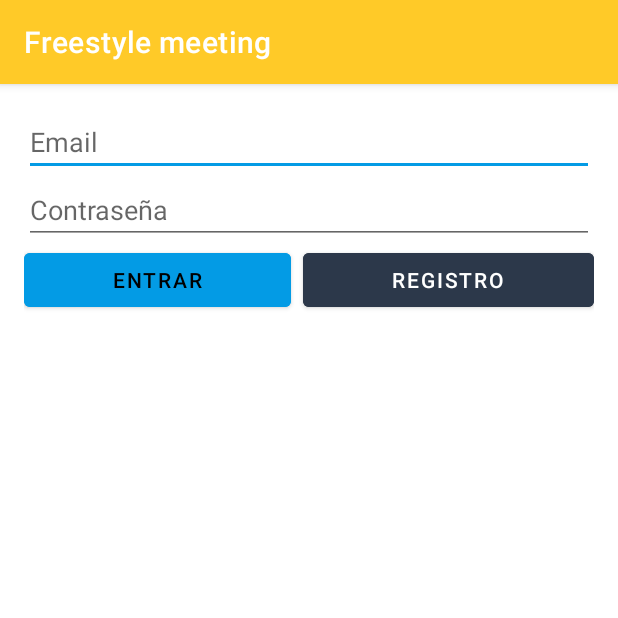
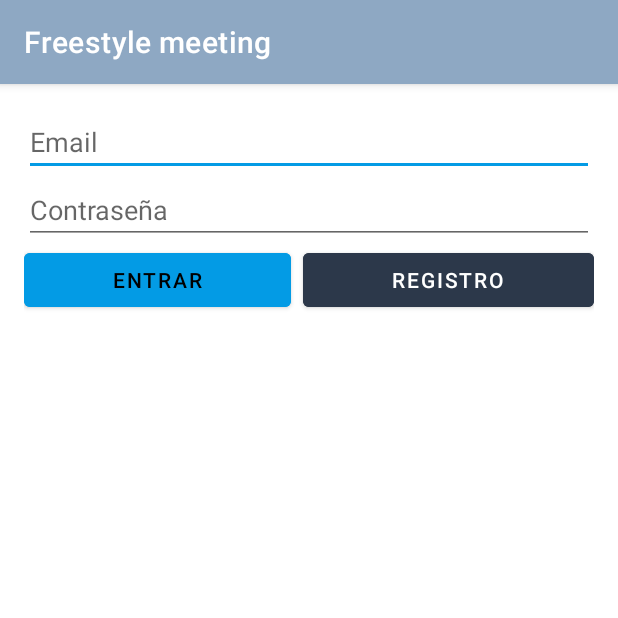
Before and after one commit to jorge-barrio/FreestyleMeeting, an Android app: the screen it shows after launch (authActivity), on a phone screen of 412 x 824 dp, the top half of it. Run offline under Robolectric (Android 15) with nearby library versions, the phone set to English and light mode, and no system bars.

Commit message:
Colores y temas

```diff
--- a/app/src/main/res/values-night/themes.xml
+++ b/app/src/main/res/values-night/themes.xml
@@ -2,12 +2,12 @@
     <!-- Base application theme. -->
     <style name="Theme.FreestyleMeeting" parent="Theme.MaterialComponents.DayNight.DarkActionBar">
         <!-- Primary brand color. -->
-        <item name="colorPrimary">@color/purple_200</item>
-        <item name="colorPrimaryVariant">@color/purple_700</item>
-        <item name="colorOnPrimary">@color/black</item>
+        <item name="colorPrimary">@color/AzulClaro</item>
+        <item name="colorPrimaryVariant">@color/AzulOscuro2</item>
+        <item name="colorOnPrimary">@color/white</item>
         <!-- Secondary brand color. -->
-        <item name="colorSecondary">@color/teal_200</item>
-        <item name="colorSecondaryVariant">@color/teal_200</item>
+        <item name="colorSecondary">@color/azul</item>
+        <item name="colorSecondaryVariant">@color/azulOscuro</item>
         <item name="colorOnSecondary">@color/black</item>
         <!-- Status bar color. -->
         <item name="android:statusBarColor" tools:targetApi="l">?attr/colorPrimaryVariant</item>
--- a/app/src/main/res/values/colors.xml
+++ b/app/src/main/res/values/colors.xml
@@ -14,5 +14,10 @@
     <color name ="azulOscuro">#2C384A</color>
     <color name ="coral">#FF8A65</color>
     <color name="gris">#ECEFF1</color>
+    <color name="AzulOscuro1">#161925</color>
+    <color name="AzulOscuro2">#23395B</color>
+    <color name="AzulOscuro3">#406E8E</color>
+    <color name="AzulClaro">#8EA8C3</color>
+    <color name="AzulClaro2">#CBF7ED</color>
 
 </resources>
--- a/app/src/main/res/values/themes.xml
+++ b/app/src/main/res/values/themes.xml
@@ -2,8 +2,8 @@
     <!-- Base application theme. -->
     <style name="Theme.FreestyleMeeting" parent="Theme.MaterialComponents.DayNight.DarkActionBar">
         <!-- Primary brand color. -->
-        <item name="colorPrimary">@color/amarillo</item>
-        <item name="colorPrimaryVariant">@color/ambar</item>
+        <item name="colorPrimary">@color/AzulClaro</item>
+        <item name="colorPrimaryVariant">@color/AzulOscuro2</item>
         <item name="colorOnPrimary">@color/white</item>
         <!-- Secondary brand color. -->
         <item name="colorSecondary">@color/azul</item>
```
Also changed, not shown: app/src/main/res/values/strings.xml (+15 -0 lines).
